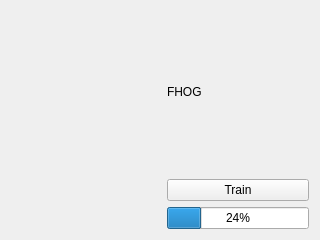
This is widget.ui in annotatorproject/annotatorplugin_fhog as Qt 5 draws it before an edit. The edited form follows.
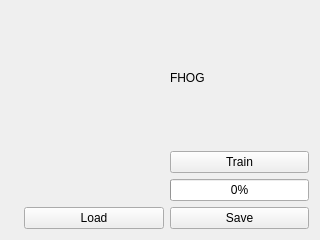
This is the edited form.

Commit message: save and load trained svm

```diff
--- a/widget.ui
+++ b/widget.ui
@@ -31,7 +31,7 @@
    <item row="4" column="2">
     <widget class="QProgressBar" name="progressBar">
      <property name="value">
-      <number>24</number>
+      <number>0</number>
      </property>
     </widget>
    </item>
@@ -55,6 +55,20 @@
      </property>
     </spacer>
    </item>
+   <item row="5" column="2">
+    <widget class="QPushButton" name="saveButton">
+     <property name="text">
+      <string>Save</string>
+     </property>
+    </widget>
+   </item>
+   <item row="5" column="1">
+    <widget class="QPushButton" name="loadButton">
+     <property name="text">
+      <string>Load</string>
+     </property>
+    </widget>
+   </item>
   </layout>
  </widget>
  <resources/>
```
The commit also changes 4 other files.
